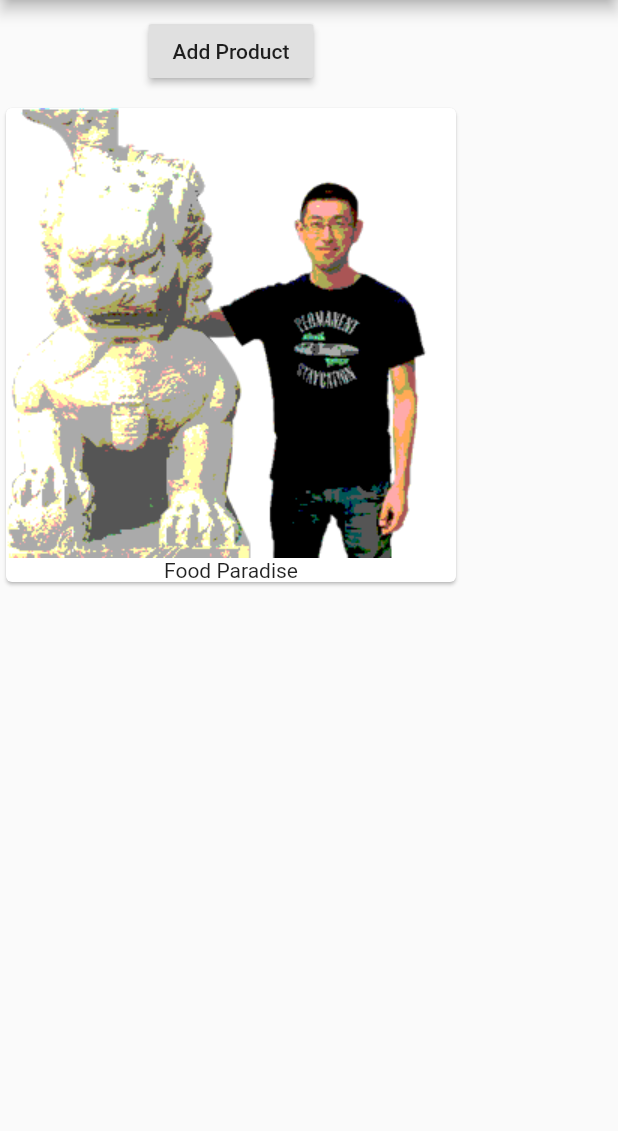
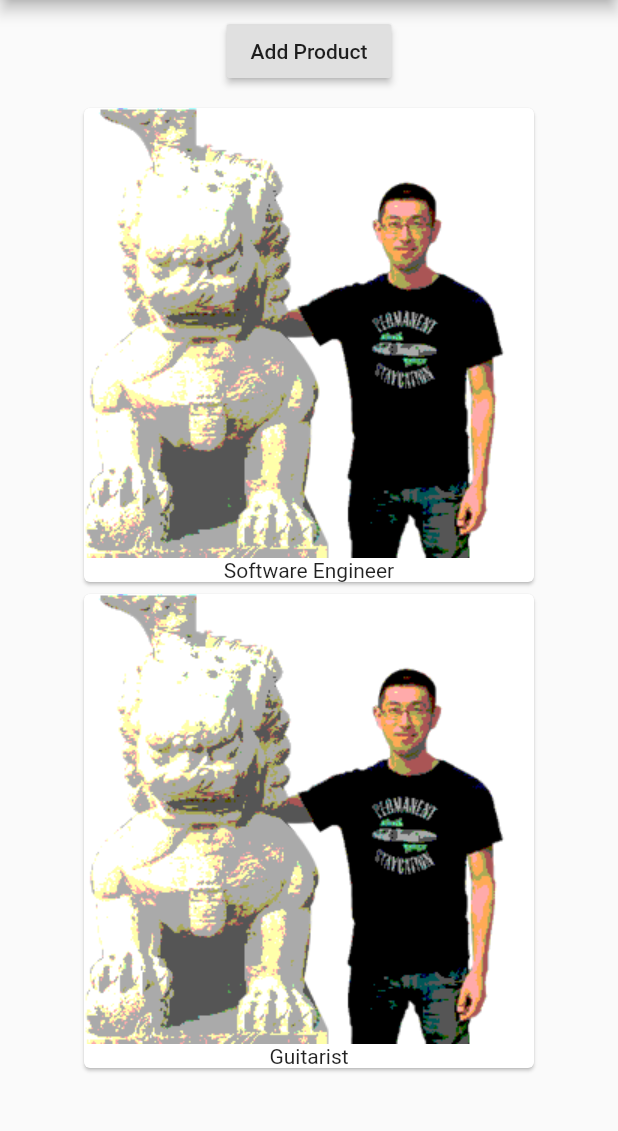
Before and after one commit to mnishiguchi/hello_flutter, a Flutter app: the screen it shows after launch, after a tap on "Add Product", on a phone screen of 412 x 824 dp, the part 84-1215 px from its top. Run offline on Flutter 3.47's test engine with Material 2 defaults, Android fonts, the phone set to English and light mode, and no system bars.

```diff
--- a/lib/main.dart
+++ b/lib/main.dart
@@ -2,7 +2,18 @@ import 'package:flutter/material.dart';
 
 void main() => runApp(MyApp());
 
-class MyApp extends StatelessWidget {
+class MyApp extends StatefulWidget {
+  @override
+  State<StatefulWidget> createState() {
+    return _MyAppState();
+  }
+}
+
+// A state that belongs to MyApp Widget.
+class _MyAppState extends State<MyApp> {
+  // properties
+  List<String> _products = ['Software Engineer'];
+
   @override
   Widget build(BuildContext context) {
     return MaterialApp(
@@ -10,26 +21,37 @@ class MyApp extends StatelessWidget {
           appBar: AppBar(
             title: Text("Hello Flutter"),
           ),
-        body: Column(
+          body: Center(
+            child: Column(
               children: <Widget>[
                 Container(
                   margin: EdgeInsets.all(10.0),
                   child: RaisedButton(
-                onPressed: () {},
+                    onPressed: () {
+                      setState(() {
+                        _products.add('Guitarist');
+                        });
+                    },
                     child: Text("Add Product"),
                   ),
                 ),
-            Card(
+                Column(
+                  children: _products
+                      .map(
+                        (text) => Card(
                               child: Column(
                                 children: <Widget>[
                                   Image.asset('assets/masa_chinatown.png'),
-                  Text("Food Paradise"),
+                                  Text(text),
                                 ],
                               ),
                             ),
+                      )
+                      .toList(),
+                )
               ],
             ),
-      ),
+          )),
     );
   }
 }
```
Lines whose indentation alone changed are shown as unchanged.
